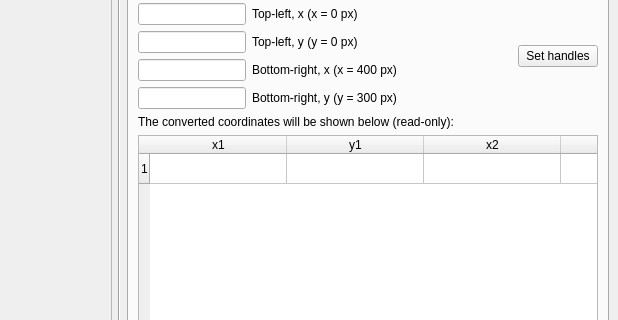
The window that src/main/resources/base/rectmap.ui (lgactna/RectangleMappingTool) describes before a commit, drawn with Qt 5; both pictures show x 380 to 998 and y 151 to 471 of the 998 by 744 pixel window.
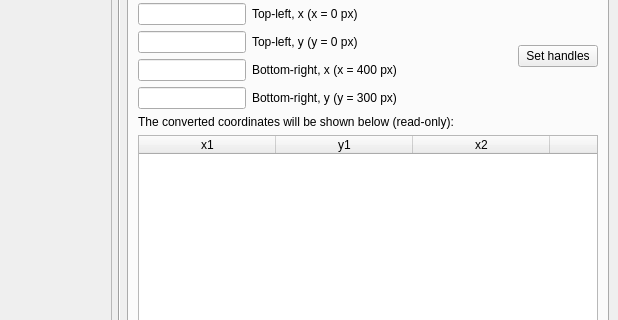
The same window after the commit.

Commit message: coordinate conversion functionality

Diff of the .ui file:
```diff
--- a/src/main/resources/base/rectmap.ui
+++ b/src/main/resources/base/rectmap.ui
@@ -284,11 +284,6 @@
           <attribute name="horizontalHeaderDefaultSectionSize">
            <number>137</number>
           </attribute>
-          <row>
-           <property name="text">
-            <string>1</string>
-           </property>
-          </row>
           <column>
            <property name="text">
             <string>x1</string>
@@ -309,26 +304,6 @@
             <string>y2</string>
            </property>
           </column>
-          <item row="0" column="0">
-           <property name="text">
-            <string/>
-           </property>
-          </item>
-          <item row="0" column="1">
-           <property name="text">
-            <string/>
-           </property>
-          </item>
-          <item row="0" column="2">
-           <property name="text">
-            <string/>
-           </property>
-          </item>
-          <item row="0" column="3">
-           <property name="text">
-            <string/>
-           </property>
-          </item>
          </widget>
         </item>
        </layout>
```
Left out of the diff: 2 changed lines with no effect on the pictures. The commit also changes 2 other files.
